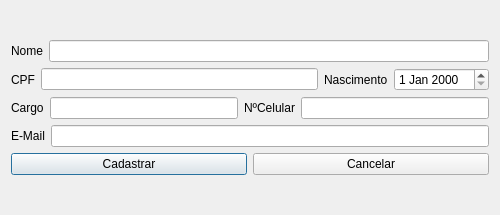
This is clinica_cpp/cadastrocolaboradores.ui in juander/Projeto_CPP as Qt 5 draws it before an edit. The edited form follows.
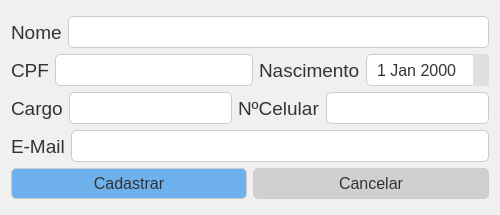
This is the edited form. Icons and pictures are not drawn.

Patch:
```diff
--- a/clinica_cpp/cadastrocolaboradores.ui
+++ b/clinica_cpp/cadastrocolaboradores.ui
@@ -13,6 +13,111 @@
   <property name="windowTitle">
    <string>Dialog</string>
   </property>
+  <property name="styleSheet">
+   <string notr="true">/* Estilo para o QDialog */
+QDialog {
+    background-color: #f0f0f0;
+    border-radius: 10px;
+}
+
+/* Estilo para QLabel */
+QLabel {
+    font-size: 14pt;
+    color: #333;
+}
+
+/* Estilo para QLineEdit e QDateEdit */
+QLineEdit, QDateEdit {
+    border: 1px solid #ccc;
+    border-radius: 5px;
+    font-size: 12pt;
+    background-color: #fff;
+    color: #333;
+    height: 30px;
+}
+
+/* Estilo específico para QLineEdit */
+QLineEdit {
+    padding-left: 5px;
+}
+
+/* Estilo específico para QDateEdit */
+QDateEdit {
+    padding-left: 8px;
+}
+
+/* Estilo para os botões de incremento/decremento do QDateEdit */
+QDateEdit::up-button, QDateEdit::down-button {
+    background-color: #e0e0e0;
+    border: none;
+    width: 16px;
+    height: 16px;
+    padding: 0px;
+}
+
+QDateEdit::up-button {
+    subcontrol-origin: border;
+    subcontrol-position: top right;
+}
+
+QDateEdit::down-button {
+    subcontrol-origin: border;
+    subcontrol-position: bottom right;
+}
+
+QDateEdit::up-arrow {
+    image: url(:/icons/up-arrow.png);
+    width: 12px;
+    height: 12px;
+}
+
+QDateEdit::down-arrow {
+    image: url(:/icons/down-arrow.png);
+    width: 12px;
+    height: 12px;
+}
+
+/* Estilo para QPushButton */
+QPushButton {
+    background-color: #e0e0e0;
+    color: #333;
+    border: 1px solid #ccc;
+    border-radius: 5px;
+    padding: 5px 10px;
+    font-size: 12pt;
+}
+
+/* Estilo para botões específicos (btnCancelar, btnCancelarPac, btnCancelarCol) */
+QPushButton#btnCancelar, QPushButton#btnCancelarPac, QPushButton#btnCancelarCol {
+    background-color: #d0d0d0;
+}
+
+/* Estilo para hover em QPushButton */
+QPushButton:hover {
+    background-color: #c0c0c0;
+}
+
+/* Estilo para hover em botões específicos */
+QPushButton#btnCancelar:hover, QPushButton#btnCancelarPac:hover, QPushButton#btnCancelarCol:hover {
+    background-color: #b0b0b0;
+}
+
+/* Estilo para botão btnMostrar */
+QPushButton#btnMostrar {
+    background-color: transparent;
+    border: none;
+}
+
+/* Estilo para botões específicos (btnEnt, editar, btnCadastrarPac, btnCadastrarCol) */
+QPushButton#btnEnt, QPushButton#editar, QPushButton#btnCadastrarPac, QPushButton#btnCadastrarCol {
+    background-color: #6db0ec;
+}
+
+/* Estilo para hover em botões específicos */
+QPushButton#btnEnt:hover, QPushButton#editar:hover, QPushButton#btnCadastrarPac:hover, QPushButton#btnCadastrarCol:hover {
+    background-color: #5a9bd8;
+}</string>
+  </property>
   <layout class="QVBoxLayout" name="verticalLayout_2">
    <item>
     <layout class="QVBoxLayout" name="verticalLayout">
```
